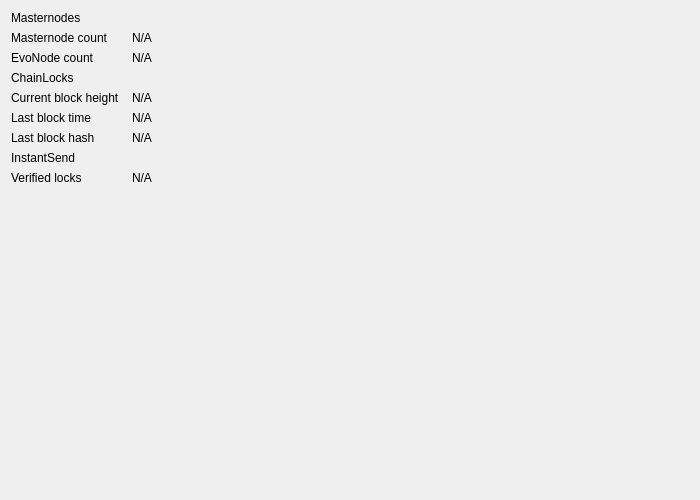
The window that src/qt/forms/networkwidget.ui (UdjinM6/dash) describes before a commit, drawn with Qt 5.
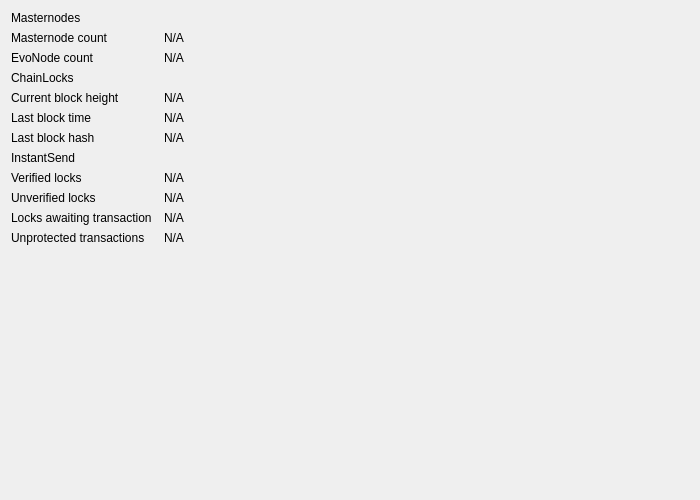
The same window after the commit.

Commit message: qt: show more instantsend counters (pending, waiting, unprotected) in UI

```diff
--- a/src/qt/forms/networkwidget.ui
+++ b/src/qt/forms/networkwidget.ui
@@ -168,6 +168,75 @@
         </widget>
        </item>
        <item row="9" column="0">
+        <widget class="QLabel" name="labelISPendingTitle">
+         <property name="text">
+          <string>Unverified locks</string>
+         </property>
+        </widget>
+       </item>
+       <item row="9" column="1">
+        <widget class="QLabel" name="labelISPending">
+         <property name="cursor">
+          <cursorShape>IBeamCursor</cursorShape>
+         </property>
+         <property name="text">
+          <string>N/A</string>
+         </property>
+         <property name="textFormat">
+          <enum>Qt::PlainText</enum>
+         </property>
+         <property name="textInteractionFlags">
+          <set>Qt::LinksAccessibleByMouse|Qt::TextSelectableByKeyboard|Qt::TextSelectableByMouse</set>
+         </property>
+        </widget>
+       </item>
+       <item row="10" column="0">
+        <widget class="QLabel" name="labelISWaitingTitle">
+         <property name="text">
+          <string>Locks awaiting transaction</string>
+         </property>
+        </widget>
+       </item>
+       <item row="10" column="1">
+        <widget class="QLabel" name="labelISWaiting">
+         <property name="cursor">
+          <cursorShape>IBeamCursor</cursorShape>
+         </property>
+         <property name="text">
+          <string>N/A</string>
+         </property>
+         <property name="textFormat">
+          <enum>Qt::PlainText</enum>
+         </property>
+         <property name="textInteractionFlags">
+          <set>Qt::LinksAccessibleByMouse|Qt::TextSelectableByKeyboard|Qt::TextSelectableByMouse</set>
+         </property>
+        </widget>
+       </item>
+       <item row="11" column="0">
+        <widget class="QLabel" name="labelISUnprotectedTitle">
+         <property name="text">
+          <string>Unprotected transactions</string>
+         </property>
+        </widget>
+       </item>
+       <item row="11" column="1">
+        <widget class="QLabel" name="labelISUnprotected">
+         <property name="cursor">
+          <cursorShape>IBeamCursor</cursorShape>
+         </property>
+         <property name="text">
+          <string>N/A</string>
+         </property>
+         <property name="textFormat">
+          <enum>Qt::PlainText</enum>
+         </property>
+         <property name="textInteractionFlags">
+          <set>Qt::LinksAccessibleByMouse|Qt::TextSelectableByKeyboard|Qt::TextSelectableByMouse</set>
+         </property>
+        </widget>
+       </item>
+       <item row="12" column="0">
         <spacer name="verticalSpacer">
          <property name="orientation">
           <enum>Qt::Vertical</enum>
```
The commit also changes 3 other files.
